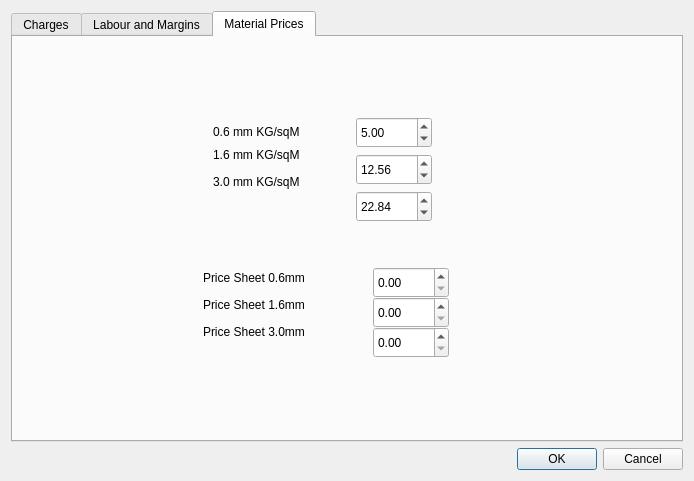
Before: the Qt Designer form ccprefdialog.ui in mygnu/rgb-quote, drawn with Qt 5.
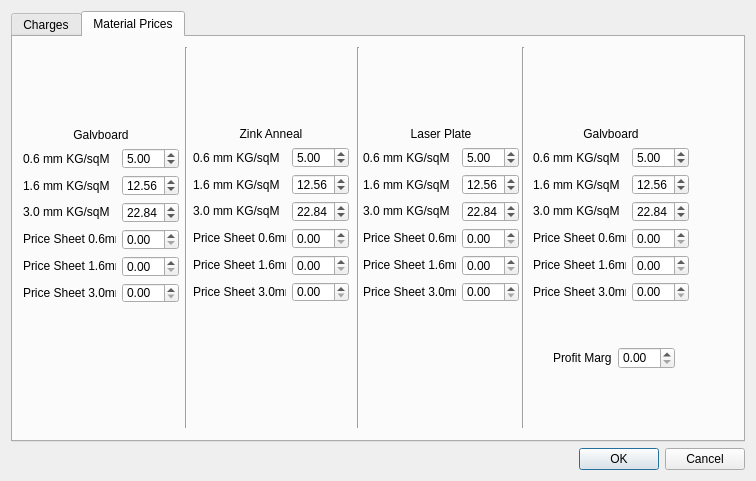
After: the same form once the commit is applied. The open tabs and pages were chosen to show the change.

Diff of the .ui file:
```diff
--- a/ccprefdialog.ui
+++ b/ccprefdialog.ui
@@ -6,7 +6,7 @@
    <rect>
     <x>0</x>
     <y>0</y>
-    <width>694</width>
+    <width>756</width>
     <height>481</height>
    </rect>
   </property>
@@ -276,205 +276,602 @@
        </property>
       </widget>
      </widget>
-     <widget class="QWidget" name="tab_2">
-      <attribute name="title">
-       <string>Labour and Margins</string>
-      </attribute>
-      <widget class="QLabel" name="label_8">
-       <property name="geometry">
-        <rect>
-         <x>150</x>
-         <y>100</y>
-         <width>86</width>
-         <height>21</height>
-        </rect>
-       </property>
-       <property name="text">
-        <string>Profit Margin</string>
-       </property>
-      </widget>
-      <widget class="QDoubleSpinBox" name="profitMarginSB">
-       <property name="geometry">
-        <rect>
-         <x>260</x>
-         <y>100</y>
-         <width>76</width>
-         <height>31</height>
-        </rect>
-       </property>
-      </widget>
-     </widget>
      <widget class="QWidget" name="tab_3">
       <attribute name="title">
        <string>Material Prices</string>
       </attribute>
-      <widget class="QDoubleSpinBox" name="kgFor0_6mmSB">
+      <widget class="QWidget" name="layoutWidget_2">
        <property name="geometry">
         <rect>
-         <x>343</x>
-         <y>80</y>
-         <width>76</width>
-         <height>31</height>
+         <x>180</x>
+         <y>90</y>
+         <width>156</width>
+         <height>175</height>
         </rect>
        </property>
-       <property name="accessibleName">
-        <string/>
-       </property>
-       <property name="buttonSymbols">
-        <enum>QAbstractSpinBox::UpDownArrows</enum>
-       </property>
-       <property name="maximum">
-        <double>99.989999999999995</double>
-       </property>
-       <property name="singleStep">
-        <double>0.010000000000000</double>
-       </property>
-       <property name="value">
-        <double>5.000000000000000</double>
-       </property>
+       <layout class="QVBoxLayout" name="verticalLayout_9">
+        <item>
+         <widget class="QLabel" name="label_20">
+          <property name="mouseTracking">
+           <bool>true</bool>
+          </property>
+          <property name="layoutDirection">
+           <enum>Qt::LeftToRight</enum>
+          </property>
+          <property name="text">
+           <string>Zink Anneal</string>
+          </property>
+          <property name="alignment">
+           <set>Qt::AlignCenter</set>
+          </property>
+         </widget>
+        </item>
+        <item>
+         <layout class="QHBoxLayout" name="horizontalLayout_5">
+          <item>
+           <layout class="QVBoxLayout" name="verticalLayout_10">
+            <item>
+             <widget class="QLabel" name="label_21">
+              <property name="text">
+               <string>0.6 mm KG/sqM</string>
+              </property>
+             </widget>
+            </item>
+            <item>
+             <widget class="QLabel" name="label_22">
+              <property name="text">
+               <string>1.6 mm KG/sqM</string>
+              </property>
+             </widget>
+            </item>
+            <item>
+             <widget class="QLabel" name="label_23">
+              <property name="text">
+               <string>3.0 mm KG/sqM</string>
+              </property>
+             </widget>
+            </item>
+            <item>
+             <widget class="QLabel" name="label_24">
+              <property name="text">
+               <string>Price Sheet 0.6mm</string>
+              </property>
+             </widget>
+            </item>
+            <item>
+             <widget class="QLabel" name="label_25">
+              <property name="text">
+               <string>Price Sheet 1.6mm</string>
+              </property>
+             </widget>
+            </item>
+            <item>
+             <widget class="QLabel" name="label_26">
+              <property name="text">
+               <string>Price Sheet 3.0mm</string>
+              </property>
+             </widget>
+            </item>
+           </layout>
+          </item>
+          <item>
+           <layout class="QVBoxLayout" name="verticalLayout_11">
+            <item>
+             <widget class="QDoubleSpinBox" name="kgFor0_6mmSB_2">
+              <property name="accessibleName">
+               <string/>
+              </property>
+              <property name="buttonSymbols">
+               <enum>QAbstractSpinBox::UpDownArrows</enum>
+              </property>
+              <property name="maximum">
+               <double>99.989999999999995</double>
+              </property>
+              <property name="singleStep">
+               <double>0.010000000000000</double>
+              </property>
+              <property name="value">
+               <double>5.000000000000000</double>
+              </property>
+             </widget>
+            </item>
+            <item>
+             <widget class="QDoubleSpinBox" name="kgFor1_6mmSB_2">
+              <property name="singleStep">
+               <double>0.010000000000000</double>
+              </property>
+              <property name="value">
+               <double>12.560000000000000</double>
+              </property>
+             </widget>
+            </item>
+            <item>
+             <widget class="QDoubleSpinBox" name="kgFor3_0mmSB_2">
+              <property name="minimum">
+               <double>1.000000000000000</double>
+              </property>
+              <property name="singleStep">
+               <double>0.010000000000000</double>
+              </property>
+              <property name="value">
+               <double>22.840000000000000</double>
+              </property>
+             </widget>
+            </item>
+            <item>
+             <widget class="QDoubleSpinBox" name="priceFor0_6mmSB_2"/>
+            </item>
+            <item>
+             <widget class="QDoubleSpinBox" name="priceFor1_6mmSB_2"/>
+            </item>
+            <item>
+             <widget class="QDoubleSpinBox" name="priceFor3_0mmSB_2"/>
+            </item>
+           </layout>
+          </item>
+         </layout>
+        </item>
+       </layout>
       </widget>
-      <widget class="QLabel" name="label_3">
+      <widget class="QWidget" name="layoutWidget_3">
        <property name="geometry">
         <rect>
-         <x>200</x>
-         <y>134</y>
-         <width>109</width>
-         <height>21</height>
+         <x>350</x>
+         <y>90</y>
+         <width>156</width>
+         <height>175</height>
         </rect>
        </property>
-       <property name="text">
-        <string>3.0 mm KG/sqM</string>
-       </property>
+       <layout class="QVBoxLayout" name="verticalLayout_12">
+        <item>
+         <widget class="QLabel" name="label_27">
+          <property name="mouseTracking">
+           <bool>true</bool>
+          </property>
+          <property name="layoutDirection">
+           <enum>Qt::LeftToRight</enum>
+          </property>
+          <property name="text">
+           <string>Laser Plate</string>
+          </property>
+          <property name="alignment">
+           <set>Qt::AlignCenter</set>
+          </property>
+         </widget>
+        </item>
+        <item>
+         <layout class="QHBoxLayout" name="horizontalLayout_6">
+          <item>
+           <layout class="QVBoxLayout" name="verticalLayout_13">
+            <item>
+             <widget class="QLabel" name="label_28">
+              <property name="text">
+               <string>0.6 mm KG/sqM</string>
+              </property>
+             </widget>
+            </item>
+            <item>
+             <widget class="QLabel" name="label_29">
+              <property name="text">
+               <string>1.6 mm KG/sqM</string>
+              </property>
+             </widget>
+            </item>
+            <item>
+             <widget class="QLabel" name="label_30">
+              <property name="text">
+               <string>3.0 mm KG/sqM</string>
+              </property>
+             </widget>
+            </item>
+            <item>
+             <widget class="QLabel" name="label_31">
+              <property name="text">
+               <string>Price Sheet 0.6mm</string>
+              </property>
+             </widget>
+            </item>
+            <item>
+             <widget class="QLabel" name="label_32">
+              <property name="text">
+               <string>Price Sheet 1.6mm</string>
+              </property>
+             </widget>
+            </item>
+            <item>
+             <widget class="QLabel" name="label_33">
+              <property name="text">
+               <string>Price Sheet 3.0mm</string>
+              </property>
+             </widget>
+            </item>
+           </layout>
+          </item>
+          <item>
+           <layout class="QVBoxLayout" name="verticalLayout_14">
+            <item>
+             <widget class="QDoubleSpinBox" name="kgFor0_6mmSB_3">
+              <property name="accessibleName">
+               <string/>
+              </property>
+              <property name="buttonSymbols">
+               <enum>QAbstractSpinBox::UpDownArrows</enum>
+              </property>
+              <property name="maximum">
+               <double>99.989999999999995</double>
+              </property>
+              <property name="singleStep">
+               <double>0.010000000000000</double>
+              </property>
+              <property name="value">
+               <double>5.000000000000000</double>
+              </property>
+             </widget>
+            </item>
+            <item>
+             <widget class="QDoubleSpinBox" name="kgFor1_6mmSB_3">
+              <property name="singleStep">
+               <double>0.010000000000000</double>
+              </property>
+              <property name="value">
+               <double>12.560000000000000</double>
+              </property>
+             </widget>
+            </item>
+            <item>
+             <widget class="QDoubleSpinBox" name="kgFor3_0mmSB_3">
+              <property name="minimum">
+               <double>1.000000000000000</double>
+              </property>
+              <property name="singleStep">
+               <double>0.010000000000000</double>
+              </property>
+              <property name="value">
+               <double>22.840000000000000</double>
+              </property>
+             </widget>
+            </item>
+            <item>
+             <widget class="QDoubleSpinBox" name="priceFor0_6mmSB_3"/>
+            </item>
+            <item>
+             <widget class="QDoubleSpinBox" name="priceFor1_6mmSB_3"/>
+            </item>
+            <item>
+             <widget class="QDoubleSpinBox" name="priceFor3_0mmSB_3"/>
+            </item>
+           </layout>
+          </item>
+         </layout>
+        </item>
+       </layout>
       </widget>
-      <widget class="QDoubleSpinBox" name="kgFor1_6mmSB">
+      <widget class="QWidget" name="layoutWidget_4">
        <property name="geometry">
         <rect>
-         <x>343</x>
-         <y>117</y>
-         <width>76</width>
-         <height>31</height>
+         <x>520</x>
+         <y>90</y>
+         <width>156</width>
+         <height>175</height>
         </rect>
        </property>
-       <property name="singleStep">
-        <double>0.010000000000000</double>
-       </property>
-       <property name="value">
-        <double>12.560000000000000</double>
-       </property>
+       <layout class="QVBoxLayout" name="verticalLayout_15">
+        <item>
+         <widget class="QLabel" name="label_34">
+          <property name="mouseTracking">
+           <bool>true</bool>
+          </property>
+          <property name="layoutDirection">
+           <enum>Qt::LeftToRight</enum>
+          </property>
+          <property name="text">
+           <string>Galvboard</string>
+          </property>
+          <property name="alignment">
+           <set>Qt::AlignCenter</set>
+          </property>
+         </widget>
+        </item>
+        <item>
+         <layout class="QHBoxLayout" name="horizontalLayout_7">
+          <item>
+           <layout class="QVBoxLayout" name="verticalLayout_16">
+            <item>
+             <widget class="QLabel" name="label_35">
+              <property name="text">
+               <string>0.6 mm KG/sqM</string>
+              </property>
+             </widget>
+            </item>
+            <item>
+             <widget class="QLabel" name="label_36">
+              <property name="text">
+               <string>1.6 mm KG/sqM</string>
+              </property>
+             </widget>
+            </item>
+            <item>
+             <widget class="QLabel" name="label_37">
+              <property name="text">
+               <string>3.0 mm KG/sqM</string>
+              </property>
+             </widget>
+            </item>
+            <item>
+             <widget class="QLabel" name="label_38">
+              <property name="text">
+               <string>Price Sheet 0.6mm</string>
+              </property>
+             </widget>
+            </item>
+            <item>
+             <widget class="QLabel" name="label_39">
+              <property name="text">
+               <string>Price Sheet 1.6mm</string>
+              </property>
+             </widget>
+            </item>
+            <item>
+             <widget class="QLabel" name="label_40">
+              <property name="text">
+               <string>Price Sheet 3.0mm</string>
+              </property>
+             </widget>
+            </item>
+           </layout>
+          </item>
+          <item>
+           <layout class="QVBoxLayout" name="verticalLayout_17">
+            <item>
+             <widget class="QDoubleSpinBox" name="kgFor0_6mmSB_4">
+              <property name="accessibleName">
+               <string/>
+              </property>
+              <property name="buttonSymbols">
+               <enum>QAbstractSpinBox::UpDownArrows</enum>
+              </property>
+              <property name="maximum">
+               <double>99.989999999999995</double>
+              </property>
+              <property name="singleStep">
+               <double>0.010000000000000</double>
+              </property>
+              <property name="value">
+               <double>5.000000000000000</double>
+              </property>
+             </widget>
+            </item>
+            <item>
+             <widget class="QDoubleSpinBox" name="kgFor1_6mmSB_4">
+              <property name="singleStep">
+               <double>0.010000000000000</double>
+              </property>
+              <property name="value">
+               <double>12.560000000000000</double>
+              </property>
+             </widget>
+            </item>
+            <item>
+             <widget class="QDoubleSpinBox" name="kgFor3_0mmSB_4">
+              <property name="minimum">
+               <double>1.000000000000000</double>
+              </property>
+              <property name="singleStep">
+               <double>0.010000000000000</double>
+              </property>
+              <property name="value">
+               <double>22.840000000000000</double>
+              </property>
+             </widget>
+            </item>
+            <item>
+             <widget class="QDoubleSpinBox" name="priceFor0_6mmSB_4"/>
+            </item>
+            <item>
+             <widget class="QDoubleSpinBox" name="priceFor1_6mmSB_4"/>
+            </item>
+            <item>
+             <widget class="QDoubleSpinBox" name="priceFor3_0mmSB_4"/>
+            </item>
+           </layout>
+          </item>
+         </layout>
+        </item>
+       </layout>
       </widget>
-      <widget class="QLabel" name="label">
+      <widget class="QWidget" name="layoutWidget_5">
        <property name="geometry">
         <rect>
-         <x>200</x>
-         <y>80</y>
-         <width>109</width>
-         <height>30</height>
+         <x>540</x>
+         <y>310</y>
+         <width>122</width>
+         <height>22</height>
         </rect>
        </property>
-       <property name="text">
-        <string>0.6 mm KG/sqM</string>
-       </property>
+       <layout class="QHBoxLayout" name="horizontalLayout_8">
+        <item>
+         <widget class="QLabel" name="label_8">
+          <property name="text">
+           <string>Profit Margin</string>
+          </property>
+         </widget>
+        </item>
+        <item>
+         <widget class="QDoubleSpinBox" name="profitMarginSB"/>
+        </item>
+       </layout>
       </widget>
-      <widget class="QLabel" name="label_2">
+      <widget class="Line" name="line">
        <property name="geometry">
         <rect>
-         <x>200</x>
-         <y>107</y>
-         <width>109</width>
-         <height>21</height>
+         <x>153</x>
+         <y>10</y>
+         <width>41</width>
+         <height>381</height>
         </rect>
        </property>
-       <property name="text">
-        <string>1.6 mm KG/sqM</string>
+       <property name="orientation">
+        <enum>Qt::Vertical</enum>
        </property>
       </widget>
-      <widget class="QDoubleSpinBox" name="kgFor3_0mmSB">
+      <widget class="Line" name="line_2">
        <property name="geometry">
         <rect>
-         <x>343</x>
-         <y>154</y>
-         <width>76</width>
-         <height>31</height>
+         <x>320</x>
+         <y>10</y>
+         <width>51</width>
+         <height>381</height>
         </rect>
        </property>
-       <property name="minimum">
-        <double>1.000000000000000</double>
+       <property name="orientation">
+        <enum>Qt::Vertical</enum>
        </property>
-       <property name="singleStep">
-        <double>0.010000000000000</double>
-       </property>
-       <property name="value">
-        <double>22.840000000000000</double>
-       </property>
       </widget>
-      <widget class="QLabel" name="label_11">
+      <widget class="Line" name="line_3">
        <property name="geometry">
         <rect>
-         <x>190</x>
-         <y>284</y>
-         <width>128</width>
-         <height>21</height>
+         <x>490</x>
+         <y>10</y>
+         <width>41</width>
+         <height>381</height>
         </rect>
        </property>
-       <property name="text">
-        <string>Price Sheet 3.0mm</string>
+       <property name="orientation">
+        <enum>Qt::Vertical</enum>
        </property>
       </widget>
-      <widget class="QLabel" name="label_10">
+      <widget class="QWidget" name="layoutWidget">
        <property name="geometry">
         <rect>
-         <x>190</x>
-         <y>257</y>
-         <width>128</width>
-         <height>21</height>
+         <x>10</x>
+         <y>91</y>
+         <width>156</width>
+         <height>175</height>
         </rect>
        </property>
-       <property name="text">
-        <string>Price Sheet 1.6mm</string>
-       </property>
-      </widget>
-      <widget class="QLabel" name="label_9">
-       <property name="geometry">
-        <rect>
-         <x>190</x>
-         <y>230</y>
-         <width>128</width>
-         <height>21</height>
-        </rect>
-       </property>
-       <property name="text">
-        <string>Price Sheet 0.6mm</string>
-       </property>
-      </widget>
-      <widget class="QDoubleSpinBox" name="priceFor0_6mmSB">
-       <property name="geometry">
-        <rect>
-         <x>360</x>
-         <y>230</y>
-         <width>76</width>
-         <height>31</height>
-        </rect>
-       </property>
-      </widget>
-      <widget class="QDoubleSpinBox" name="priceFor1_6mmSB">
-       <property name="geometry">
-        <rect>
-         <x>360</x>
-         <y>260</y>
-         <width>76</width>
-         <height>31</height>
-        </rect>
-       </property>
-      </widget>
-      <widget class="QDoubleSpinBox" name="priceFor3_0mmSB">
-       <property name="geometry">
-        <rect>
-         <x>360</x>
-         <y>290</y>
-         <width>76</width>
-         <height>31</height>
-        </rect>
-       </property>
+       <layout class="QVBoxLayout" name="verticalLayout_8">
+        <item>
+         <widget class="QLabel" name="label_19">
+          <property name="mouseTracking">
+           <bool>true</bool>
+          </property>
+          <property name="layoutDirection">
+           <enum>Qt::LeftToRight</enum>
+          </property>
+          <property name="text">
+           <string>Galvboard</string>
+          </property>
+          <property name="alignment">
+           <set>Qt::AlignCenter</set>
+          </property>
+         </widget>
+        </item>
+        <item>
+         <layout class="QHBoxLayout" name="horizontalLayout_4">
+          <item>
+           <layout class="QVBoxLayout" name="verticalLayout_7">
+            <item>
+             <widget class="QLabel" name="label">
+              <property name="text">
+               <string>0.6 mm KG/sqM</string>
+              </property>
+             </widget>
+            </item>
+            <item>
+             <widget class="QLabel" name="label_2">
+              <property name="text">
+               <string>1.6 mm KG/sqM</string>
+              </property>
+             </widget>
+            </item>
+            <item>
+             <widget class="QLabel" name="label_3">
+              <property name="text">
+               <string>3.0 mm KG/sqM</string>
+              </property>
+             </widget>
+            </item>
+            <item>
+             <widget class="QLabel" name="label_9">
+              <property name="text">
+               <string>Price Sheet 0.6mm</string>
+              </property>
+             </widget>
+            </item>
+            <item>
+             <widget class="QLabel" name="label_10">
+              <property name="text">
+               <string>Price Sheet 1.6mm</string>
+              </property>
+             </widget>
+            </item>
+            <item>
+             <widget class="QLabel" name="label_11">
+              <property name="text">
+               <string>Price Sheet 3.0mm</string>
+              </property>
+             </widget>
+            </item>
+           </layout>
+          </item>
+          <item>
+           <layout class="QVBoxLayout" name="verticalLayout_6">
+            <item>
+             <widget class="QDoubleSpinBox" name="galvbond0_6KGPM_SB">
+              <property name="accessibleName">
+               <string/>
+              </property>
+              <property name="buttonSymbols">
+               <enum>QAbstractSpinBox::UpDownArrows</enum>
+              </property>
+              <property name="maximum">
+               <double>99.989999999999995</double>
+              </property>
+              <property name="singleStep">
+               <double>0.010000000000000</double>
+              </property>
+              <property name="value">
+               <double>5.000000000000000</double>
+              </property>
+             </widget>
+            </item>
+            <item>
+             <widget class="QDoubleSpinBox" name="galvbond1_6KGPM_SB">
+              <property name="singleStep">
+               <double>0.010000000000000</double>
+              </property>
+              <property name="value">
+               <double>12.560000000000000</double>
+              </property>
+             </widget>
+            </item>
+            <item>
+             <widget class="QDoubleSpinBox" name="galvbond3_0KGPM_SB">
+              <property name="minimum">
+               <double>1.000000000000000</double>
+              </property>
+              <property name="singleStep">
+               <double>0.010000000000000</double>
+              </property>
+              <property name="value">
+               <double>22.840000000000000</double>
+              </property>
+             </widget>
+            </item>
+            <item>
+             <widget class="QDoubleSpinBox" name="galvbond0_6mmPriceSB"/>
+            </item>
+            <item>
+             <widget class="QDoubleSpinBox" name="galvbond1_6mmPriceSB"/>
+            </item>
+            <item>
+             <widget class="QDoubleSpinBox" name="galvbond3_0mmPriceSB"/>
+            </item>
+           </layout>
+          </item>
+         </layout>
+        </item>
+       </layout>
       </widget>
      </widget>
     </widget>
```
Left out of the diff: 31 changed lines with no effect on the pictures.
